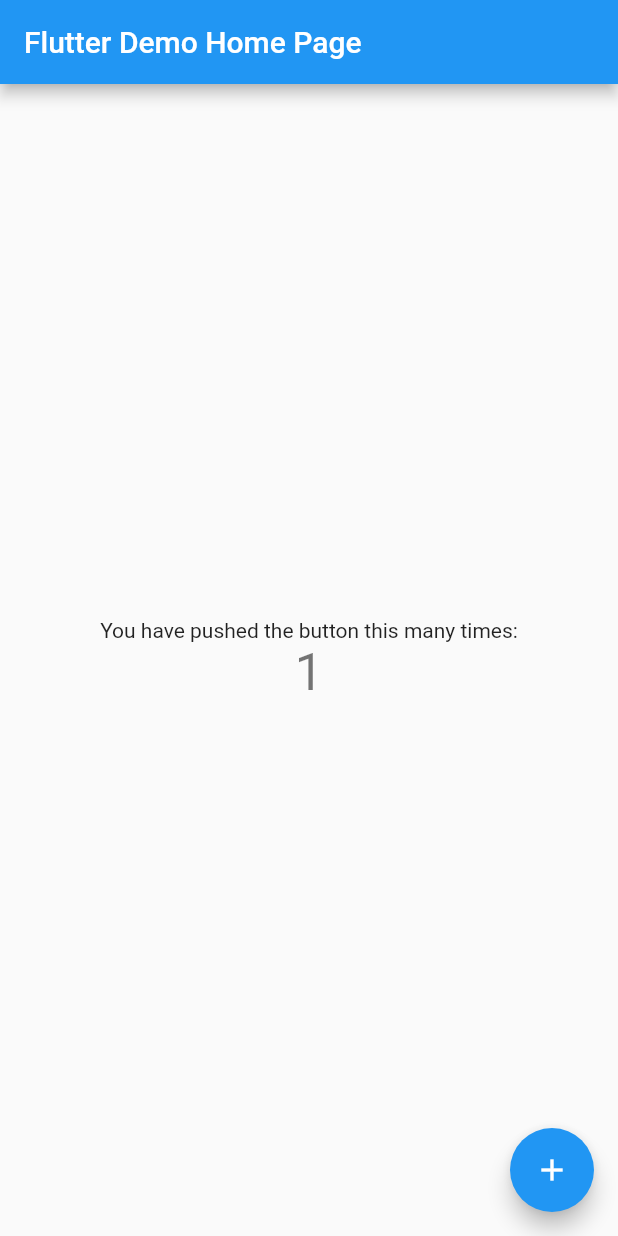
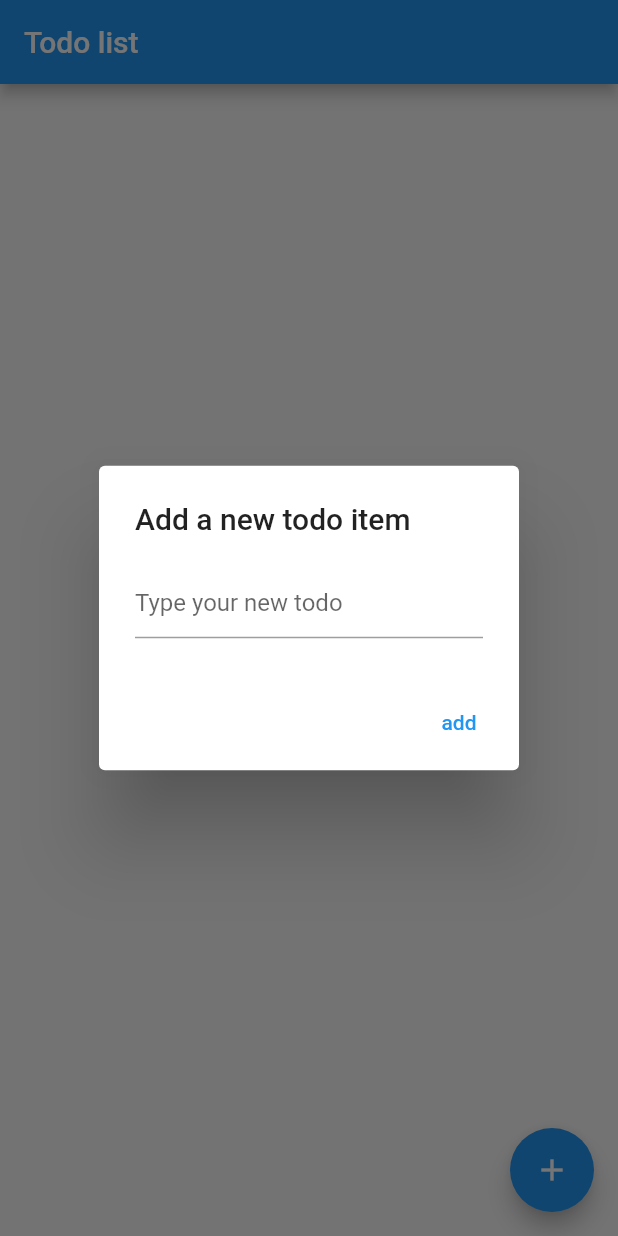
Before and after one commit to Peter-Mfitumukiza/dart-basics, a Flutter app: the screen it shows after launch, after a tap on the "add" icon, on a phone screen of 412 x 824 dp. Run offline on Flutter 3.47's test engine with Material 2 defaults, Android fonts, the phone set to English and light mode, and no system bars.

Commit message:
todo app

```diff
--- a/lib/main.dart
+++ b/lib/main.dart
@@ -1,93 +1,125 @@
+// ignore_for_file: unnecessary_new
+
 import 'package:flutter/material.dart';
 
-void main() {
-  runApp(const MyApp());
+class Todo {
+  Todo({required this.name, required this.checked});
+  final String name;
+  bool checked;
 }
 
-class MyApp extends StatelessWidget {
-  const MyApp({super.key});
+void main() {
+  runApp(const TodoApp());
+}
 
-  // This widget is the root of your application.
+class TodoApp extends StatelessWidget {
+  const TodoApp({super.key});
+
   @override
   Widget build(BuildContext context) {
     return MaterialApp(
       title: 'Todo App',
-      theme: ThemeData(
-        primarySwatch: Colors.blue,
-      ),
-      home: const MyHomePage(title: 'Flutter Demo Home Page'),
+      home: new TodoList(),
     );
   }
 }
 
-class MyHomePage extends StatefulWidget {
-  const MyHomePage({super.key, required this.title});
-
-
-  final String title;
-
+class TodoList extends StatefulWidget {
   @override
-  State<MyHomePage> createState() => _MyHomePageState();
+  _TodoListState createState() => new _TodoListState();
 }
 
-class _MyHomePageState extends State<MyHomePage> {
-  int _counter = 0;
+class _TodoListState extends State<TodoList> {
+  final TextEditingController _textFieldController = TextEditingController();
+  final List<Todo> _todos = <Todo>[];
 
-  void _incrementCounter() {
+  Future<void> _displayDialog() async {
+    return showDialog<void>(
+        context: context,
+        barrierDismissible: false,
+        builder: (BuildContext context) {
+          return AlertDialog(
+            title: const Text('Add a new todo item'),
+            content: TextField(
+              controller: _textFieldController,
+              decoration: const InputDecoration(hintText: 'Type your new todo'),
+            ),
+            actions: <Widget>[
+              TextButton(
+                  child: const Text('add'),
+                  onPressed: () {
+                    Navigator.of(context).pop();
+                    _addTodoItem(_textFieldController.text);
+                  })
+            ],
+          );
+        });
+  }
+
+  void _addTodoItem(String name) {
     setState(() {
-      _counter++;
+      _todos.add(Todo(name: name, checked: false));
+    });
+    _textFieldController.clear();
+  }
+
+  void _handleTodoChange(Todo todo) {
+    setState(() {
+      todo.checked = !todo.checked;
     });
   }
 
   @override
   Widget build(BuildContext context) {
-    // This method is rerun every time setState is called, for instance as done
-    // by the _incrementCounter method above.
-    //
-    // The Flutter framework has been optimized to make rerunning build methods
-    // fast, so that you can just rebuild anything that needs updating rather
-    // than having to individually change instances of widgets.
-    return Scaffold(
-      appBar: AppBar(
-        // Here we take the value from the MyHomePage object that was created by
-        // the App.build method, and use it to set our appbar title.
-        title: Text(widget.title),
+    return new Scaffold(
+      appBar: new AppBar(
+        title: const Text('Todo list'),
       ),
-      body: Center(
-        // Center is a layout widget. It takes a single child and positions it
-        // in the middle of the parent.
-        child: Column(
-          // Column is also a layout widget. It takes a list of children and
-          // arranges them vertically. By default, it sizes itself to fit its
-          // children horizontally, and tries to be as tall as its parent.
-          //
-          // Invoke "debug painting" (press "p" in the console, choose the
-          // "Toggle Debug Paint" action from the Flutter Inspector in Android
-          // Studio, or the "Toggle Debug Paint" command in Visual Studio Code)
-          // to see the wireframe for each widget.
-          //
-          // Column has various properties to control how it sizes itself and
-          // how it positions its children. Here we use mainAxisAlignment to
-          // center the children vertically; the main axis here is the vertical
-          // axis because Columns are vertical (the cross axis would be
-          // horizontal).
-          mainAxisAlignment: MainAxisAlignment.center,
-          children: <Widget>[
-            const Text(
-              'You have pushed the button this many times:',
-            ),
-            Text(
-              '$_counter',
-              style: Theme.of(context).textTheme.headline4,
-            ),
-          ],
-        ),
+      body: ListView(
+        padding: EdgeInsets.symmetric(vertical: 8.0),
+        children: _todos.map((Todo todo) {
+	      return TodoItem(
+	        todo: todo,
+	        onTodoChanged: _handleTodoChange,
+	      );
+	    }).toList(),
       ),
       floatingActionButton: FloatingActionButton(
-        onPressed: _incrementCounter,
-        tooltip: 'Increment',
-        child: const Icon(Icons.add),
-      ), // This trailing comma makes auto-formatting nicer for build methods.
+        onPressed: () => _displayDialog(),
+        tooltip: 'Add Item',
+        child: Icon(Icons.add),
+      ),
+    );
+  }
+  //
+}
+
+class TodoItem extends StatelessWidget {
+  TodoItem({required this.todo, required this.onTodoChanged})
+      : super(key: ObjectKey(todo));
+
+  final Todo todo;
+  final onTodoChanged;
+
+  TextStyle? _getTextStyle(bool checked) {
+    if (!checked) return null;
+
+    return const TextStyle(
+      color: Colors.black54,
+      decoration: TextDecoration.lineThrough,
+    );
+  }
+
+  @override
+  Widget build(BuildContext context) {
+    return ListTile(
+      onTap: () {
+        onTodoChanged(todo);
+      },
+      leading: CircleAvatar(
+        child: Text(todo.name[0]),
+      ),
+      title: Text(todo.name, style: _getTextStyle(todo.checked)),
     );
   }
 }
```
Also changed, not shown: 1 other file.
